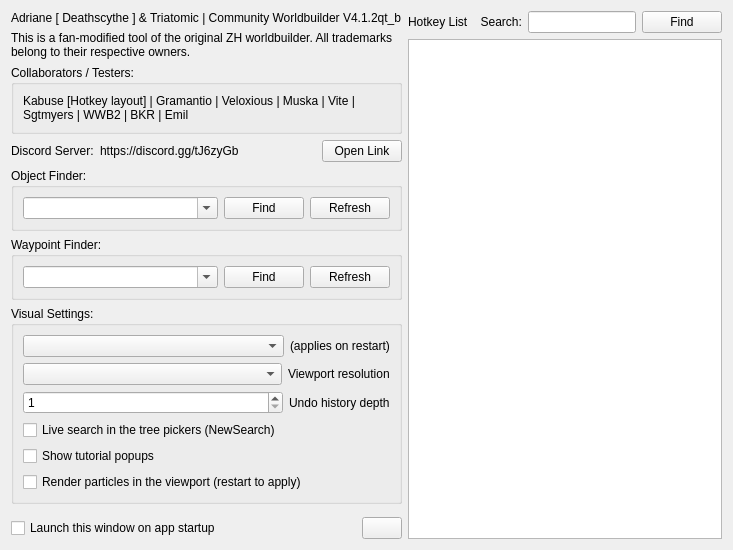
Before: the Qt Designer form GeneralsMD/Code/Tools/WorldBuilder/qt/panels/WBQtEntityFinderDialog.ui in triatomic/worldbuilderQT, drawn with Qt 5.
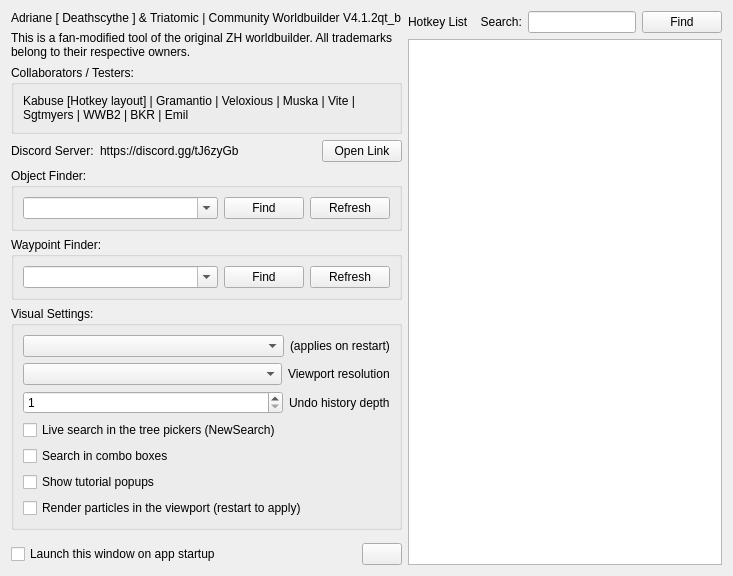
After: the same form once the commit is applied.

Commit message: Gate combo search behind a "Search in combo boxes" checkbox

What changed in the file:
```diff
--- a/GeneralsMD/Code/Tools/WorldBuilder/qt/panels/WBQtEntityFinderDialog.ui
+++ b/GeneralsMD/Code/Tools/WorldBuilder/qt/panels/WBQtEntityFinderDialog.ui
@@ -219,6 +219,19 @@
           </property>
          </widget>
         </item>
+        <item>
+         <widget class="QCheckBox" name="comboSearchCheck">
+          <property name="toolTip">
+           <string>When on, the long drop-downs (the Sound list and the owning-team
+pickers) can be typed into to filter the list to the matching entries,
+instead of only jumping to the first letter. Off = plain pick-only
+drop-downs. Applies to panels opened after this is changed.</string>
+          </property>
+          <property name="text">
+           <string>Search in combo boxes</string>
+          </property>
+         </widget>
+        </item>
         <item>
          <widget class="QCheckBox" name="tutorialPromptsCheck">
           <property name="toolTip">
```
The commit also changes 6 other files.
